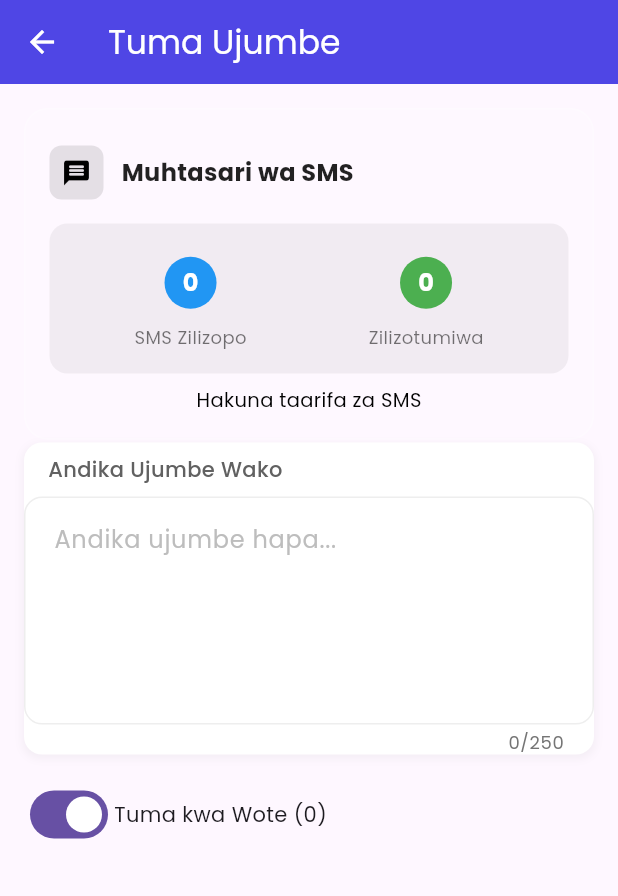
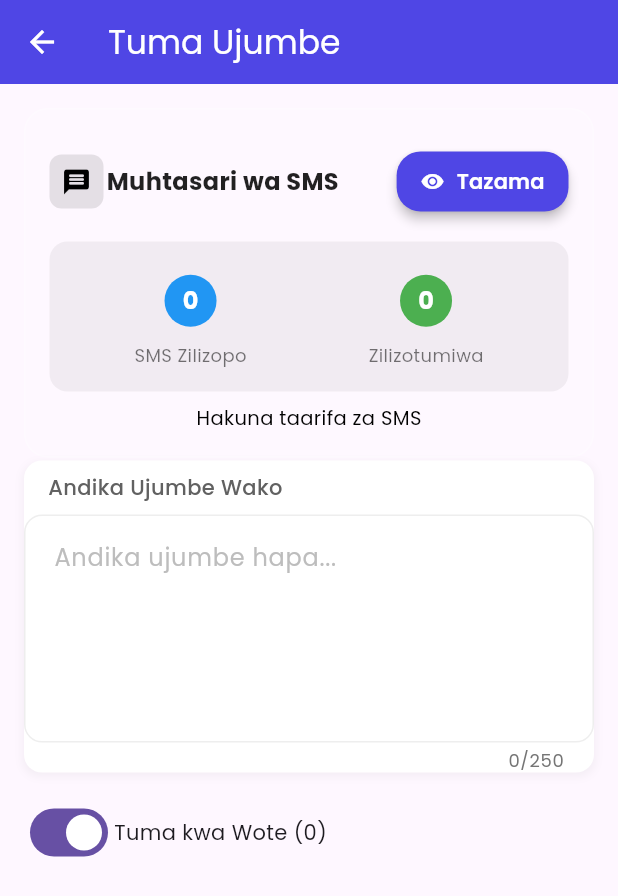
Before and after one commit to CostantinoGwaka/YerikoApp, a Flutter app: the SendMessagePage screen opened directly, on a phone screen of 412 x 824 dp. Shown: the top 896 px of the screen. Run offline on Flutter 3.47's test engine with Material 3 defaults, Android fonts, the phone set to English and light mode, and no system bars; our stand-ins replace animated_bottom_navigation_bar, flutter_localization, flutter_phoenix, google_fonts, page_transition, share_plus and 1 more; missing offline and left inert: open_store, restart_app; accounts and stored records are empty; network calls fail.

Commit message:
fix message

```diff
--- a/lib/pages/send_message_page.dart
+++ b/lib/pages/send_message_page.dart
@@ -188,6 +188,9 @@ class _SendMessagePageState extends State<SendMessagePage> {
 
   @override
   Widget build(BuildContext context) {
+    var size = MediaQuery.of(context).size;
+    final isSmallScreen = size.width < 360;
+
     return Scaffold(
       appBar: AppBar(
         backgroundColor: mainFontColor,
@@ -223,14 +226,20 @@ class _SendMessagePageState extends State<SendMessagePage> {
                                 child: Column(
                                   children: [
                                     Row(
+                                      crossAxisAlignment:
+                                          CrossAxisAlignment.center,
+                                      mainAxisAlignment:
+                                          MainAxisAlignment.spaceBetween,
+                                      children: [
+                                        Row(
                                           mainAxisAlignment:
                                               MainAxisAlignment.start,
                                           children: [
                                             Container(
                                               padding: const EdgeInsets.all(8),
                                               decoration: BoxDecoration(
-                                            color:
-                                                Colors.black.withOpacity(0.1),
+                                                color: Colors.black
+                                                    .withOpacity(0.1),
                                                 borderRadius:
                                                     BorderRadius.circular(8),
                                               ),
@@ -240,7 +249,7 @@ class _SendMessagePageState extends State<SendMessagePage> {
                                                 size: 20,
                                               ),
                                             ),
-                                        const SizedBox(width: 12),
+                                            const SizedBox(width: 2),
                                             const Text(
                                               "Muhtasari wa SMS",
                                               style: TextStyle(
@@ -248,6 +257,37 @@ class _SendMessagePageState extends State<SendMessagePage> {
                                                 fontWeight: FontWeight.bold,
                                                 color: Colors.black87,
                                               ),
+                                            ),
+                                          ],
+                                        ),
+                                        const SizedBox(width: 2),
+                                        ElevatedButton.icon(
+                                          style: ElevatedButton.styleFrom(
+                                            backgroundColor: mainFontColor,
+                                            foregroundColor: Colors.white,
+                                            shape: RoundedRectangleBorder(
+                                              borderRadius:
+                                                  BorderRadius.circular(16),
+                                            ),
+                                            padding: EdgeInsets.symmetric(
+                                              horizontal:
+                                                  isSmallScreen ? 12 : 16,
+                                              vertical: isSmallScreen ? 8 : 10,
+                                            ),
+                                            elevation: 3,
+                                          ),
+                                          icon: Icon(
+                                            Icons.visibility_rounded,
+                                            size: isSmallScreen ? 14 : 16,
+                                          ),
+                                          label: Text(
+                                            "Tazama",
+                                            style: TextStyle(
+                                              fontWeight: FontWeight.w600,
+                                              fontSize: isSmallScreen ? 12 : 14,
+                                            ),
+                                          ),
+                                          onPressed: () => {},
                                         ),
                                       ],
                                     ),
```
Lines whose indentation alone changed are shown as unchanged.
